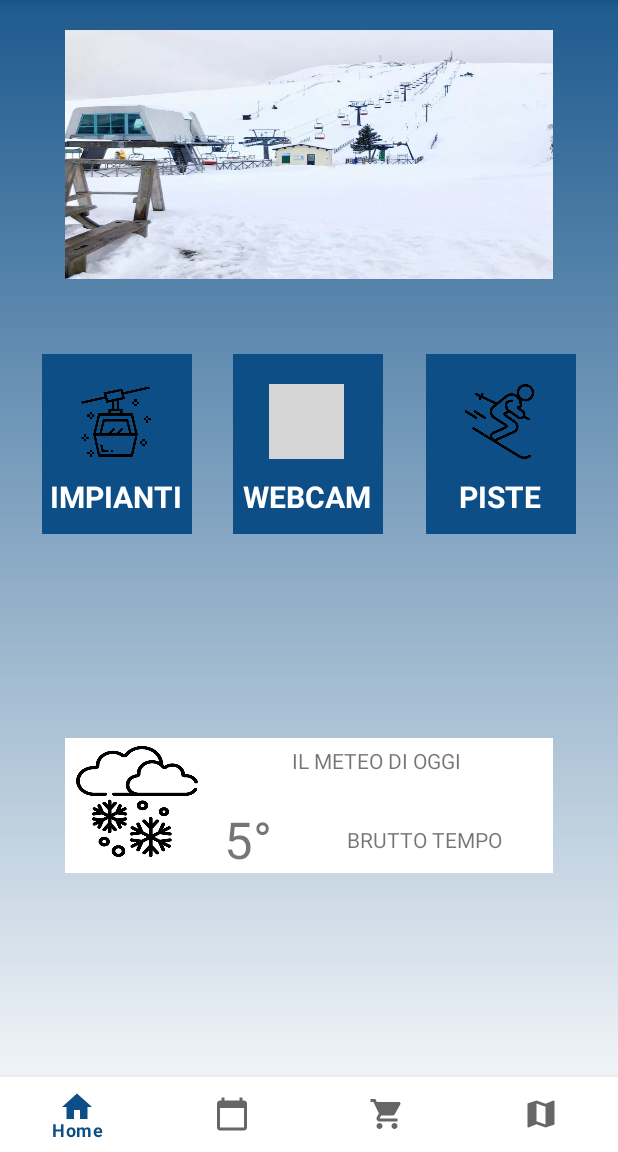
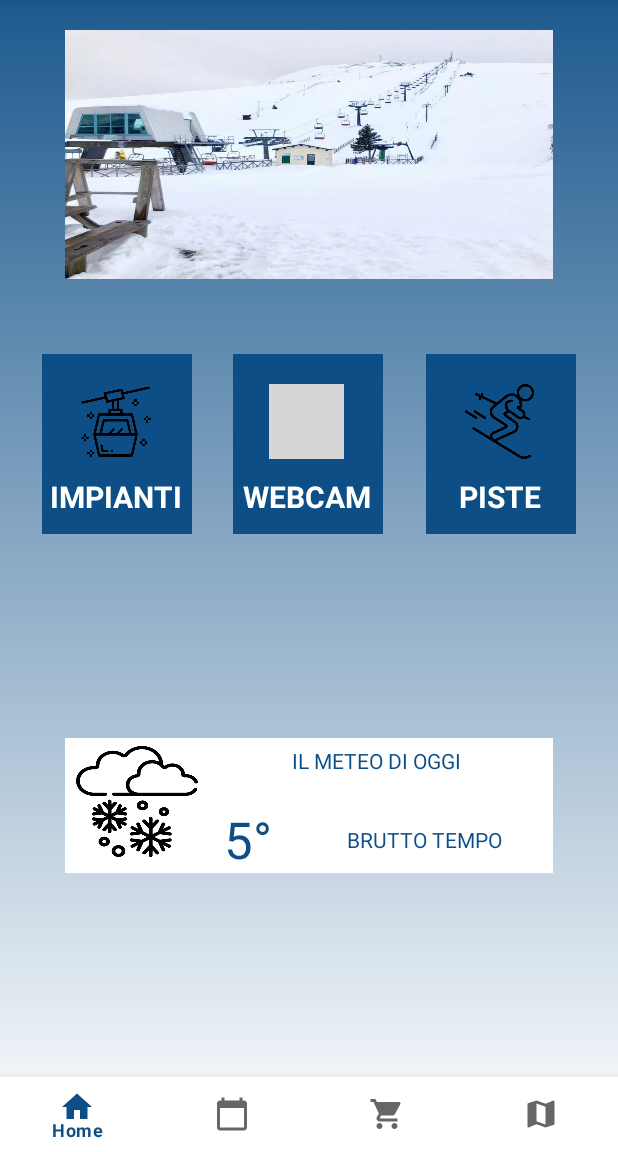
Before and after one commit to Luca-Marcianesi/App_SarnanoNeve-Kotlin, an Android app: the screen it shows after launch (MainActivity), on a phone screen of 412 x 824 dp, the part 84-1236 px from its top. Run offline under Robolectric (Android 15) with nearby library versions, the phone set to English and light mode, and no system bars; our stand-ins replace data binding; grey boxes are pictures that could not be loaded.

Commit message:
aggiustamento warning

```diff
--- a/app/src/main/res/layout/fragment_meteo.xml
+++ b/app/src/main/res/layout/fragment_meteo.xml
@@ -25,6 +25,7 @@
             android:layout_height="wrap_content"
             android:layout_marginTop="5dp"
             android:text="IL METEO DI OGGI"
+            android:textColor="@color/blue"
             app:layout_constraintEnd_toEndOf="parent"
             app:layout_constraintStart_toEndOf="@+id/imageView2"
             app:layout_constraintTop_toTopOf="parent" />
@@ -36,6 +37,7 @@
             android:layout_marginStart="15dp"
             android:layout_marginTop="20dp"
             android:text="5°"
+            android:textColor="@color/blue"
             android:textSize="34sp"
             app:layout_constraintStart_toEndOf="@+id/imageView2"
             app:layout_constraintTop_toBottomOf="@+id/textView2" />
@@ -46,6 +48,7 @@
             android:layout_height="wrap_content"
             android:layout_marginStart="50dp"
             android:text="BRUTTO TEMPO"
+            android:textColor="@color/blue"
             app:layout_constraintBottom_toBottomOf="@+id/textView7"
             app:layout_constraintStart_toEndOf="@+id/textView7"
             app:layout_constraintTop_toTopOf="@+id/textView7" />
```
